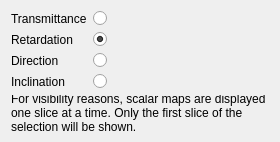
Old version of the form include/ui/plugins/scalar_toolbox.ui in the repository VRGroupRWTH/pli_view.
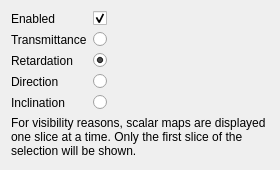
New version of the form.

Commit message: Enable toggle for scalar plugin.

Patch:
```diff
--- a/include/ui/plugins/scalar_toolbox.ui
+++ b/include/ui/plugins/scalar_toolbox.ui
@@ -7,42 +7,40 @@
     <x>0</x>
     <y>0</y>
     <width>280</width>
-    <height>142</height>
+    <height>170</height>
    </rect>
   </property>
   <property name="windowTitle">
    <string>Scalar Map Toolbox</string>
   </property>
   <layout class="QGridLayout" name="gridLayout">
-   <item row="3" column="0">
-    <widget class="QLabel" name="label_inclination">
+   <item row="0" column="0" rowspan="2">
+    <widget class="QLabel" name="label_enabled">
      <property name="text">
-      <string>Inclination</string>
+      <string>Enabled</string>
      </property>
     </widget>
    </item>
-   <item row="0" column="0">
-    <widget class="QLabel" name="label_transmittance">
-     <property name="text">
-      <string>Transmittance</string>
+   <item row="0" column="1" rowspan="2" colspan="2">
+    <widget class="QCheckBox" name="checkbox_enabled">
+     <property name="sizePolicy">
+      <sizepolicy hsizetype="Preferred" vsizetype="Preferred">
+       <horstretch>0</horstretch>
+       <verstretch>0</verstretch>
+      </sizepolicy>
      </property>
-    </widget>
-   </item>
-   <item row="1" column="0">
-    <widget class="QLabel" name="label_retardation">
-     <property name="text">
-      <string>Retardation</string>
+     <property name="layoutDirection">
+      <enum>Qt::LeftToRight</enum>
      </property>
-    </widget>
-   </item>
-   <item row="2" column="0">
-    <widget class="QLabel" name="label_direction">
      <property name="text">
-      <string>Direction</string>
+      <string/>
      </property>
+     <property name="checked">
+      <bool>true</bool>
+     </property>
     </widget>
    </item>
-   <item row="0" column="2" rowspan="4">
+   <item row="1" column="2" rowspan="5">
     <spacer name="spacer_horizontal">
      <property name="orientation">
       <enum>Qt::Horizontal</enum>
@@ -55,46 +53,14 @@
      </property>
     </spacer>
    </item>
-   <item row="5" column="0" colspan="3">
-    <spacer name="spacer_vertical">
-     <property name="orientation">
-      <enum>Qt::Vertical</enum>
-     </property>
-     <property name="sizeHint" stdset="0">
-      <size>
-       <width>17</width>
-       <height>270</height>
-      </size>
-     </property>
-    </spacer>
-   </item>
-   <item row="3" column="1">
-    <widget class="QRadioButton" name="checkbox_inclination">
-     <property name="layoutDirection">
-      <enum>Qt::LeftToRight</enum>
-     </property>
+   <item row="2" column="0">
+    <widget class="QLabel" name="label_transmittance">
      <property name="text">
-      <string/>
-     </property>
-     <property name="checked">
-      <bool>false</bool>
+      <string>Transmittance</string>
      </property>
     </widget>
    </item>
    <item row="2" column="1">
-    <widget class="QRadioButton" name="checkbox_direction">
-     <property name="layoutDirection">
-      <enum>Qt::LeftToRight</enum>
-     </property>
-     <property name="text">
-      <string/>
-     </property>
-     <property name="checked">
-      <bool>false</bool>
-     </property>
-    </widget>
-   </item>
-   <item row="0" column="1">
     <widget class="QRadioButton" name="checkbox_transmittance">
      <property name="layoutDirection">
       <enum>Qt::LeftToRight</enum>
@@ -107,7 +73,14 @@
      </property>
     </widget>
    </item>
-   <item row="1" column="1">
+   <item row="3" column="0">
+    <widget class="QLabel" name="label_retardation">
+     <property name="text">
+      <string>Retardation</string>
+     </property>
+    </widget>
+   </item>
+   <item row="3" column="1">
     <widget class="QRadioButton" name="checkbox_retardation">
      <property name="layoutDirection">
       <enum>Qt::LeftToRight</enum>
@@ -120,7 +93,47 @@
      </property>
     </widget>
    </item>
-   <item row="4" column="0" colspan="3">
+   <item row="4" column="0">
+    <widget class="QLabel" name="label_direction">
+     <property name="text">
+      <string>Direction</string>
+     </property>
+    </widget>
+   </item>
+   <item row="4" column="1">
+    <widget class="QRadioButton" name="checkbox_direction">
+     <property name="layoutDirection">
+      <enum>Qt::LeftToRight</enum>
+     </property>
+     <property name="text">
+      <string/>
+     </property>
+     <property name="checked">
+      <bool>false</bool>
+     </property>
+    </widget>
+   </item>
+   <item row="5" column="0">
+    <widget class="QLabel" name="label_inclination">
+     <property name="text">
+      <string>Inclination</string>
+     </property>
+    </widget>
+   </item>
+   <item row="5" column="1">
+    <widget class="QRadioButton" name="checkbox_inclination">
+     <property name="layoutDirection">
+      <enum>Qt::LeftToRight</enum>
+     </property>
+     <property name="text">
+      <string/>
+     </property>
+     <property name="checked">
+      <bool>false</bool>
+     </property>
+    </widget>
+   </item>
+   <item row="6" column="0" colspan="3">
     <widget class="QLabel" name="label">
      <property name="text">
       <string>For visibility reasons, scalar maps are displayed one slice at a time. Only the first slice of the selection will be shown.</string>
@@ -130,6 +143,19 @@
      </property>
     </widget>
    </item>
+   <item row="7" column="0" colspan="3">
+    <spacer name="spacer_vertical">
+     <property name="orientation">
+      <enum>Qt::Vertical</enum>
+     </property>
+     <property name="sizeHint" stdset="0">
+      <size>
+       <width>17</width>
+       <height>270</height>
+      </size>
+     </property>
+    </spacer>
+   </item>
   </layout>
  </widget>
  <tabstops>
```
The commit also changes 1 other file.
